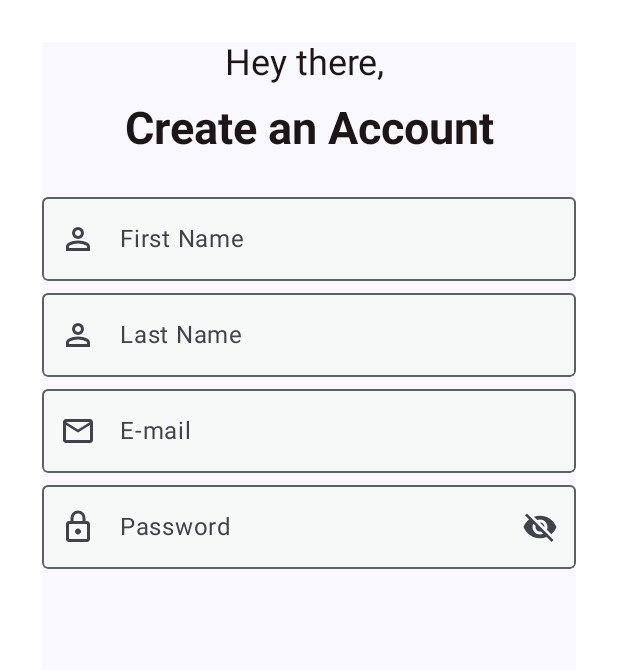
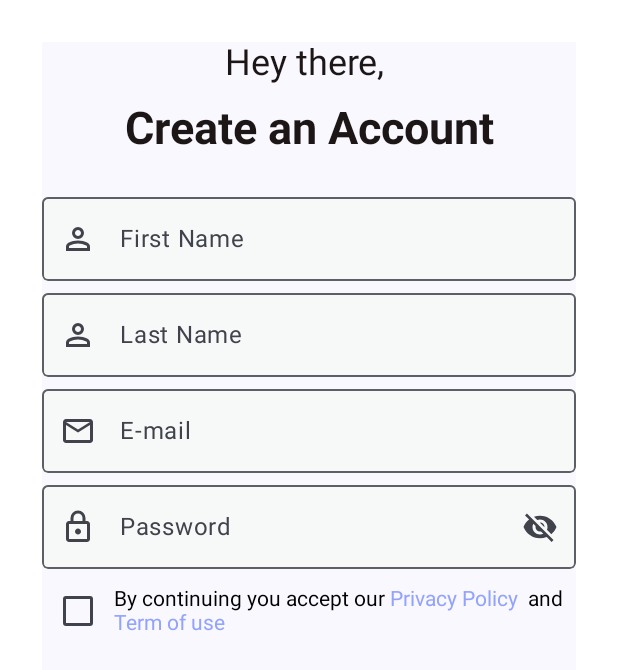
Before and after one commit to WanderleiSantos/LoginFlow, an Android app built with Jetpack Compose: the screen it shows after launch (MainActivity), on a phone screen of 412 x 824 dp. Shown: the top 670 px of the screen. Run offline under Robolectric (Android 15) with nearby library versions, the phone set to English and light mode, and no system bars.

```diff
--- a/app/src/main/java/com/wanderlei/loginflow/components/AppComponents.kt
+++ b/app/src/main/java/com/wanderlei/loginflow/components/AppComponents.kt
@@ -1,11 +1,16 @@
 package com.wanderlei.loginflow.components
 
+import android.util.Log
+import androidx.compose.foundation.layout.Row
 import androidx.compose.foundation.layout.fillMaxWidth
 import androidx.compose.foundation.layout.heightIn
+import androidx.compose.foundation.layout.padding
+import androidx.compose.foundation.text.ClickableText
 import androidx.compose.foundation.text.KeyboardOptions
 import androidx.compose.material.icons.Icons
 import androidx.compose.material.icons.filled.Visibility
 import androidx.compose.material.icons.filled.VisibilityOff
+import androidx.compose.material3.Checkbox
 import androidx.compose.material3.ExperimentalMaterial3Api
 import androidx.compose.material3.Icon
 import androidx.compose.material3.IconButton
@@ -15,17 +20,21 @@ import androidx.compose.material3.TextFieldDefaults
 import androidx.compose.runtime.Composable
 import androidx.compose.runtime.mutableStateOf
 import androidx.compose.runtime.remember
+import androidx.compose.ui.Alignment
 import androidx.compose.ui.Modifier
 import androidx.compose.ui.draw.clip
 import androidx.compose.ui.graphics.painter.Painter
 import androidx.compose.ui.res.stringResource
+import androidx.compose.ui.text.SpanStyle
 import androidx.compose.ui.text.TextStyle
+import androidx.compose.ui.text.buildAnnotatedString
 import androidx.compose.ui.text.font.FontStyle
 import androidx.compose.ui.text.font.FontWeight
 import androidx.compose.ui.text.input.KeyboardType
 import androidx.compose.ui.text.input.PasswordVisualTransformation
 import androidx.compose.ui.text.input.VisualTransformation
 import androidx.compose.ui.text.style.TextAlign
+import androidx.compose.ui.text.withStyle
 import androidx.compose.ui.unit.dp
 import androidx.compose.ui.unit.sp
 import com.wanderlei.loginflow.R
@@ -160,3 +169,50 @@ fun PasswordTextFieldComponent(labelValue: String, painterResource: Painter) {
         maxLines = 1
     )
 }
+
+@Composable
+fun CheckboxComponent() {
+    Row(
+        modifier = Modifier
+            .fillMaxWidth()
+            .heightIn(56.dp),
+        verticalAlignment = Alignment.CenterVertically
+    ) {
+        val checkedState = remember {
+            mutableStateOf(false)
+        }
+
+        Checkbox(
+            checked = checkedState.value,
+            onCheckedChange = { checkedState.value = !checkedState.value }
+        )
+
+        ClickableTextComponent()
+    }
+}
+
+@Composable
+fun ClickableTextComponent() {
+    val initialText = "By continuing you accept our "
+    val privacyPolicyText = "Privacy Policy "
+    val andText = " and "
+    val termsAndConditionsText = "Term of use"
+
+    val annotatedString = buildAnnotatedString {
+        append(initialText)
+        withStyle(style = SpanStyle(color = Primary)) {
+            pushStringAnnotation(tag = privacyPolicyText, annotation = privacyPolicyText)
+            append(privacyPolicyText)
+        }
+        append(andText)
+        withStyle(style = SpanStyle(color = Primary)) {
+            pushStringAnnotation(tag = termsAndConditionsText, annotation = termsAndConditionsText)
+            append(termsAndConditionsText)
+        }
+    }
+
+    ClickableText(text = annotatedString, onClick = { offset ->
+        annotatedString.getStringAnnotations(offset, offset).firstOrNull()
+            ?.also { span -> Log.d("ClickableTextComponent", "{$span}") }
+    })
+}
--- a/app/src/main/java/com/wanderlei/loginflow/screens/SignUpScreen.kt
+++ b/app/src/main/java/com/wanderlei/loginflow/screens/SignUpScreen.kt
@@ -14,6 +14,7 @@ import androidx.compose.ui.res.painterResource
 import androidx.compose.ui.res.stringResource
 import androidx.compose.ui.unit.dp
 import com.wanderlei.loginflow.R
+import com.wanderlei.loginflow.components.CheckboxComponent
 import com.wanderlei.loginflow.components.HeadingTextComponent
 import com.wanderlei.loginflow.components.MyTextFieldComponent
 import com.wanderlei.loginflow.components.NormalTextComponent
@@ -49,6 +50,8 @@ fun SignUpScreen() {
                 labelValue = stringResource(R.string.password),
                 painterResource = painterResource(id = R.drawable.lock),
             )
+
+            CheckboxComponent()
         }
 
     }
```
